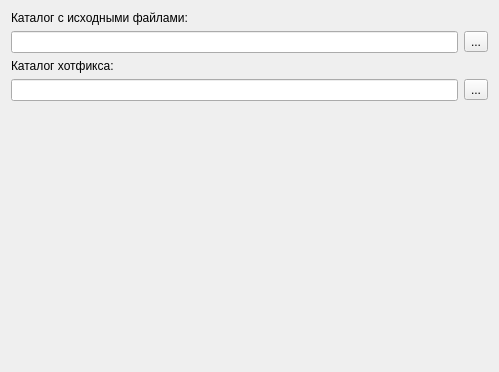
Old version of the form HotfixCreator/seldirspage.ui in the repository Smitt64/WorkFMT.
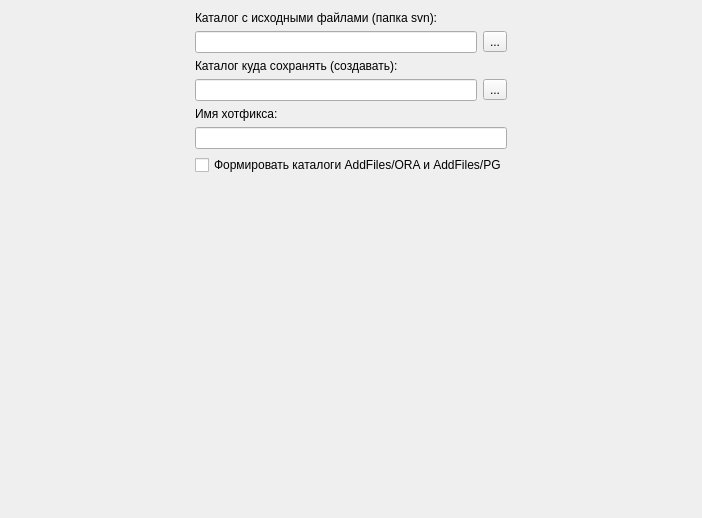
New version of the form.

Commit message: HotfixCreateor wizzard

The edit to the form file:
```diff
--- a/HotfixCreator/seldirspage.ui
+++ b/HotfixCreator/seldirspage.ui
@@ -6,18 +6,35 @@
    <rect>
     <x>0</x>
     <y>0</y>
-    <width>499</width>
-    <height>372</height>
+    <width>702</width>
+    <height>518</height>
    </rect>
   </property>
   <property name="windowTitle">
    <string>WizardPage</string>
   </property>
-  <layout class="QVBoxLayout" name="verticalLayout">
+  <layout class="QVBoxLayout" name="verticalLayout_3">
+   <item>
+    <layout class="QHBoxLayout" name="horizontalLayout_3">
+     <item>
+      <spacer name="horizontalSpacer_2">
+       <property name="orientation">
+        <enum>Qt::Horizontal</enum>
+       </property>
+       <property name="sizeHint" stdset="0">
+        <size>
+         <width>40</width>
+         <height>20</height>
+        </size>
+       </property>
+      </spacer>
+     </item>
+     <item>
+      <layout class="QVBoxLayout" name="verticalLayout_2">
    <item>
     <widget class="QLabel" name="label">
      <property name="text">
-      <string>Каталог с исходными файлами:</string>
+          <string>Каталог с исходными файлами (папка svn):</string>
      </property>
     </widget>
    </item>
@@ -45,7 +62,7 @@
    <item>
     <widget class="QLabel" name="label_2">
      <property name="text">
-      <string>Каталог хотфикса:</string>
+          <string>Каталог куда сохранять (создавать):</string>
      </property>
     </widget>
    </item>
@@ -67,6 +84,44 @@
         <string>...</string>
        </property>
       </widget>
+         </item>
+        </layout>
+       </item>
+       <item>
+        <layout class="QVBoxLayout" name="verticalLayout">
+         <item>
+          <widget class="QLabel" name="label_3">
+           <property name="text">
+            <string>Имя хотфикса:</string>
+           </property>
+          </widget>
+         </item>
+         <item>
+          <widget class="QLineEdit" name="hotfixName"/>
+         </item>
+         <item>
+          <widget class="QCheckBox" name="checkOraPg">
+           <property name="text">
+            <string>Формировать каталоги AddFiles/ORA и AddFiles/PG</string>
+           </property>
+          </widget>
+         </item>
+        </layout>
+       </item>
+      </layout>
+     </item>
+     <item>
+      <spacer name="horizontalSpacer">
+       <property name="orientation">
+        <enum>Qt::Horizontal</enum>
+       </property>
+       <property name="sizeHint" stdset="0">
+        <size>
+         <width>40</width>
+         <height>20</height>
+        </size>
+       </property>
+      </spacer>
      </item>
     </layout>
    </item>
```
Lines whose indentation alone changed are shown as unchanged. The commit also changes 53 other files.
